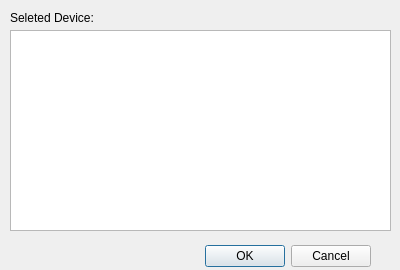
tianxiaoMCU/RTT2UART, file sel_device.ui: the form before one commit.
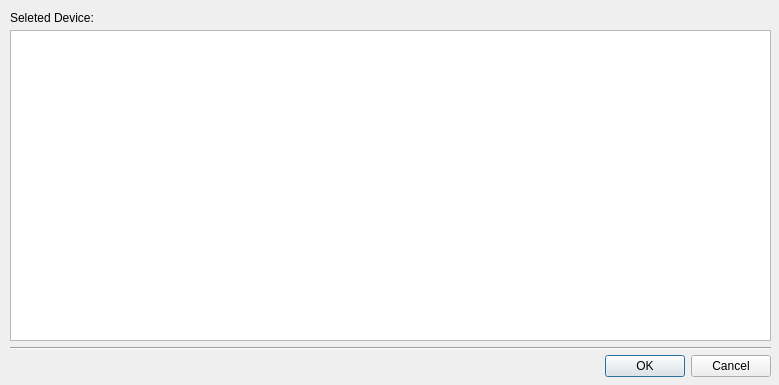
The form after the commit.

Patch:
```diff
--- a/sel_device.ui
+++ b/sel_device.ui
@@ -6,8 +6,8 @@
    <rect>
     <x>0</x>
     <y>0</y>
-    <width>400</width>
-    <height>270</height>
+    <width>779</width>
+    <height>385</height>
    </rect>
   </property>
   <property name="minimumSize">
@@ -28,8 +28,8 @@
   <widget class="QDialogButtonBox" name="buttonBox">
    <property name="geometry">
     <rect>
-     <x>30</x>
-     <y>240</y>
+     <x>430</x>
+     <y>350</y>
      <width>341</width>
      <height>32</height>
     </rect>
@@ -72,11 +72,24 @@
     <rect>
      <x>10</x>
      <y>30</y>
-     <width>381</width>
-     <height>201</height>
+     <width>761</width>
+     <height>311</height>
     </rect>
    </property>
   </widget>
+  <widget class="Line" name="line">
+   <property name="geometry">
+    <rect>
+     <x>10</x>
+     <y>340</y>
+     <width>761</width>
+     <height>16</height>
+    </rect>
+   </property>
+   <property name="orientation">
+    <enum>Qt::Horizontal</enum>
+   </property>
+  </widget>
  </widget>
  <resources/>
  <connections>
```
